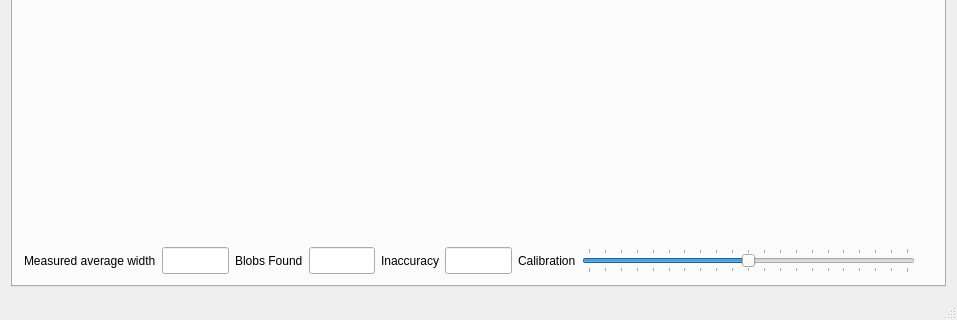
Old version of the form LineWidthMeasTool/mainwindow.ui in the repository theMladyPan/opencv_utils; both pictures show x 0 to 957 and y 399 to 719 of the 957 by 719 pixel window.
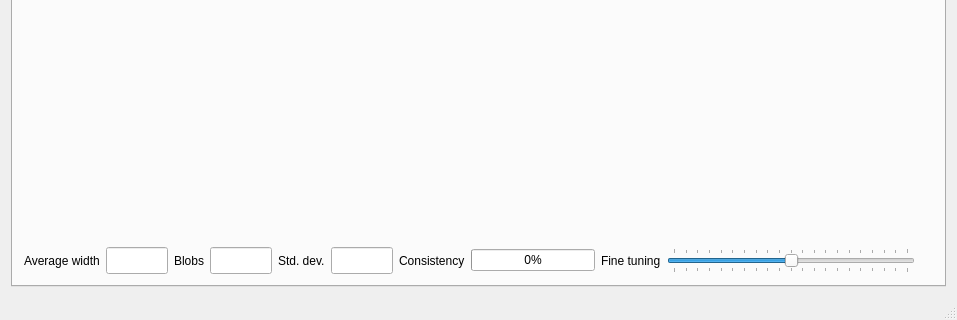
New version of the form. The open tabs and pages were chosen to show the change.

Diff of the .ui file:
```diff
--- a/LineWidthMeasTool/mainwindow.ui
+++ b/LineWidthMeasTool/mainwindow.ui
@@ -525,7 +525,14 @@
         <string>Measure</string>
        </attribute>
        <layout class="QGridLayout" name="gridLayout_4">
-        <item row="0" column="0" colspan="11">
+        <item row="2" column="6">
+         <widget class="QLabel" name="label_4">
+          <property name="text">
+           <string>Consistency</string>
+          </property>
+         </widget>
+        </item>
+        <item row="0" column="0" colspan="13">
          <widget class="QLabel" name="labelMeasure">
           <property name="sizePolicy">
            <sizepolicy hsizetype="Preferred" vsizetype="Preferred">
@@ -544,14 +551,14 @@
         <item row="2" column="0">
          <widget class="QLabel" name="label">
           <property name="text">
-           <string>Measured average width</string>
+           <string>Average width</string>
           </property>
          </widget>
         </item>
         <item row="2" column="2">
          <widget class="QLabel" name="labelLinesFound">
           <property name="text">
-           <string>Blobs Found</string>
+           <string>Blobs</string>
           </property>
          </widget>
         </item>
@@ -603,11 +610,11 @@
           </property>
          </widget>
         </item>
-        <item row="2" column="7">
+        <item row="2" column="9">
          <widget class="QSlider" name="sliderFineCalibration">
           <property name="sizePolicy">
            <sizepolicy hsizetype="Expanding" vsizetype="Fixed">
-            <horstretch>5</horstretch>
+            <horstretch>4</horstretch>
             <verstretch>0</verstretch>
            </sizepolicy>
           </property>
@@ -637,7 +644,7 @@
         <item row="2" column="4">
          <widget class="QLabel" name="labelInaccuracy">
           <property name="text">
-           <string>Inaccuracy</string>
+           <string>Std. dev.</string>
           </property>
          </widget>
         </item>
@@ -668,10 +675,23 @@
           </property>
          </widget>
         </item>
-        <item row="2" column="6">
+        <item row="2" column="8">
          <widget class="QLabel" name="label_2">
           <property name="text">
-           <string>Calibration</string>
+           <string>Fine tuning</string>
+          </property>
+         </widget>
+        </item>
+        <item row="2" column="7">
+         <widget class="QProgressBar" name="barAccuracy">
+          <property name="sizePolicy">
+           <sizepolicy hsizetype="Expanding" vsizetype="Fixed">
+            <horstretch>2</horstretch>
+            <verstretch>0</verstretch>
+           </sizepolicy>
+          </property>
+          <property name="value">
+           <number>0</number>
           </property>
          </widget>
         </item>
```
